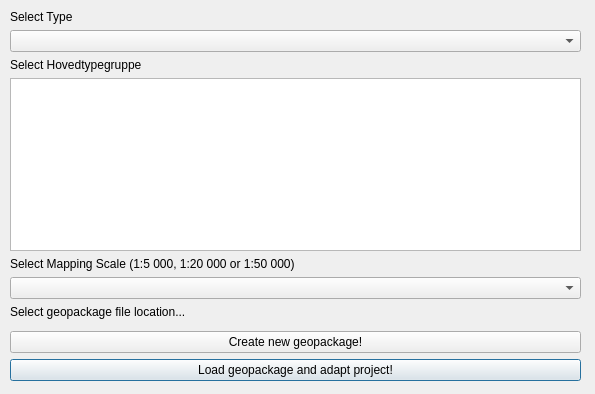
Old version of the form nin_qgis_plugin/nin_qgis_plugin_dialog_base.ui in the repository geco-nhm/nin-qgis-plugin.
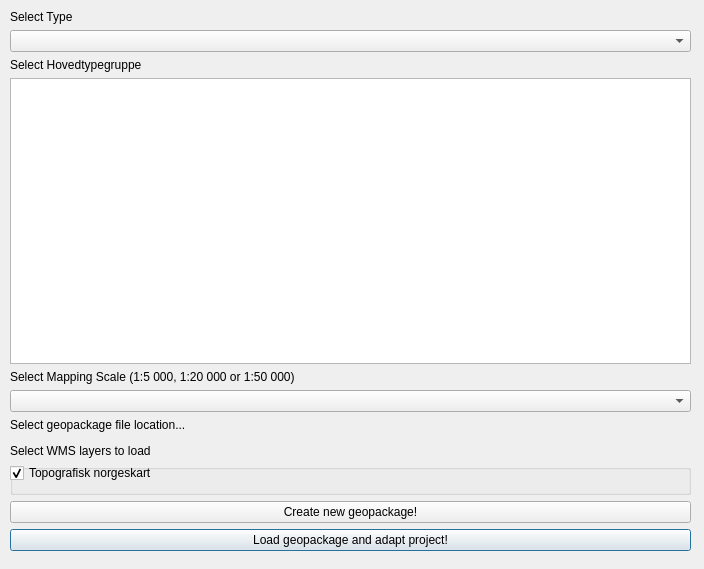
New version of the form. Custom widgets are drawn as their Qt base class.

Commit message: Add WMS layer integration (norges topo kart)

Diff of the .ui file:
```diff
--- a/nin_qgis_plugin/nin_qgis_plugin_dialog_base.ui
+++ b/nin_qgis_plugin/nin_qgis_plugin_dialog_base.ui
@@ -6,8 +6,8 @@
    <rect>
     <x>0</x>
     <y>0</y>
-    <width>595</width>
-    <height>394</height>
+    <width>704</width>
+    <height>569</height>
    </rect>
   </property>
   <property name="windowTitle">
@@ -18,8 +18,8 @@
     <rect>
      <x>10</x>
      <y>10</y>
-     <width>571</width>
-     <height>371</height>
+     <width>681</width>
+     <height>541</height>
     </rect>
    </property>
    <layout class="QGridLayout" name="gridLayout">
@@ -30,24 +30,24 @@
       </property>
      </widget>
     </item>
-    <item row="9" column="0">
+    <item row="11" column="0">
      <widget class="QPushButton" name="changeProjectSettingsButton">
       <property name="text">
        <string>Load geopackage and adapt project!</string>
       </property>
      </widget>
     </item>
-    <item row="0" column="0">
-     <widget class="QLabel" name="LabSelectType">
+    <item row="4" column="0">
+     <widget class="QLabel" name="LabSelectMappingScale">
       <property name="text">
-       <string>Select Type</string>
+       <string>Select Mapping Scale (1:5 000, 1:20 000 or 1:50 000)</string>
       </property>
      </widget>
     </item>
-    <item row="3" column="0">
-     <widget class="QListWidget" name="SelectHovedtypegrupper">
-      <property name="resizeMode">
-       <enum>QListView::Adjust</enum>
+    <item row="8" column="0">
+     <widget class="QLabel" name="label">
+      <property name="text">
+       <string>Select WMS layers to load</string>
       </property>
      </widget>
     </item>
@@ -58,12 +58,6 @@
       </property>
      </widget>
     </item>
-    <item row="1" column="0">
-     <widget class="QComboBox" name="SelectType"/>
-    </item>
-    <item row="5" column="0">
-     <widget class="QComboBox" name="SelectMappingScale"/>
-    </item>
     <item row="7" column="0">
      <widget class="QgsFileWidget" name="gpkgFilePicker">
       <property name="acceptDrops">
@@ -89,14 +83,50 @@
       </property>
      </widget>
     </item>
-    <item row="4" column="0">
-     <widget class="QLabel" name="LabSelectMappingScale">
+    <item row="9" column="0">
+     <widget class="QGroupBox" name="groupBoxWMS">
+      <property name="title">
+       <string/>
+      </property>
+      <widget class="QCheckBox" name="checkBoxNorgeTopo">
+       <property name="geometry">
+        <rect>
+         <x>0</x>
+         <y>0</y>
+         <width>679</width>
+         <height>18</height>
+        </rect>
+       </property>
+       <property name="text">
+        <string>Topografisk norgeskart</string>
+       </property>
+       <property name="checked">
+        <bool>true</bool>
+       </property>
+      </widget>
+     </widget>
+    </item>
+    <item row="3" column="0">
+     <widget class="QListWidget" name="SelectHovedtypegrupper">
+      <property name="resizeMode">
+       <enum>QListView::Adjust</enum>
+      </property>
+     </widget>
+    </item>
+    <item row="0" column="0">
+     <widget class="QLabel" name="LabSelectType">
       <property name="text">
-       <string>Select Mapping Scale (1:5 000, 1:20 000 or 1:50 000)</string>
+       <string>Select Type</string>
       </property>
      </widget>
     </item>
-    <item row="8" column="0">
+    <item row="1" column="0">
+     <widget class="QComboBox" name="SelectType"/>
+    </item>
+    <item row="5" column="0">
+     <widget class="QComboBox" name="SelectMappingScale"/>
+    </item>
+    <item row="10" column="0">
      <widget class="QPushButton" name="createPolygonButton">
       <property name="text">
        <string>Create new geopackage!</string>
```
The commit also changes 2 other files.
